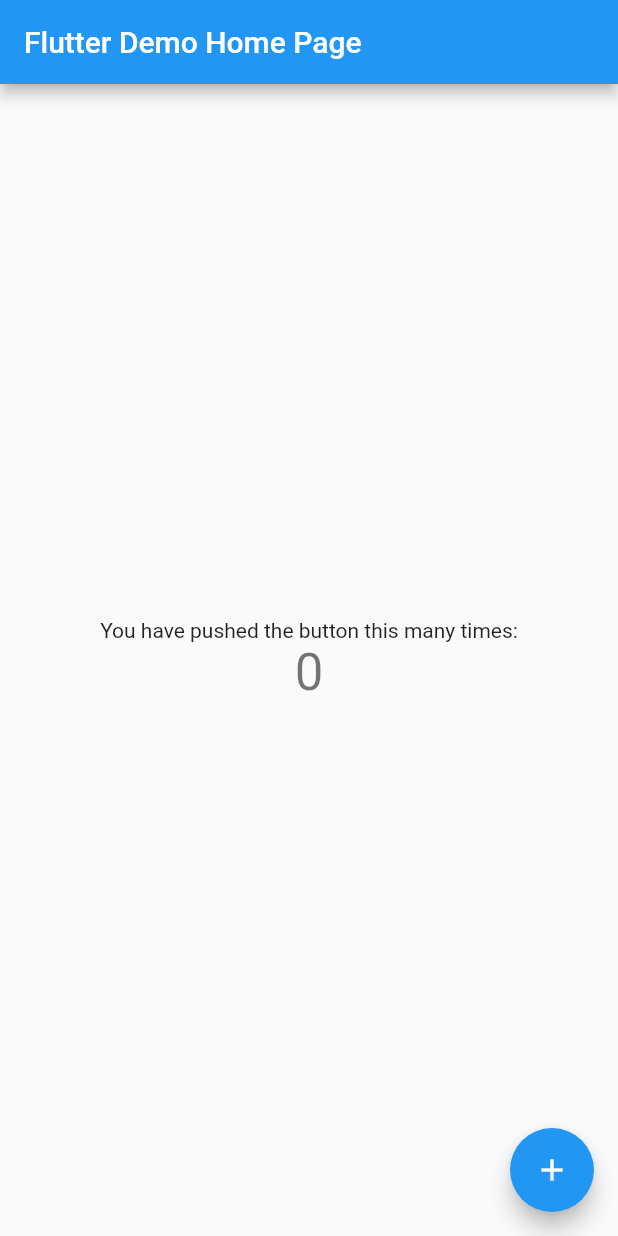
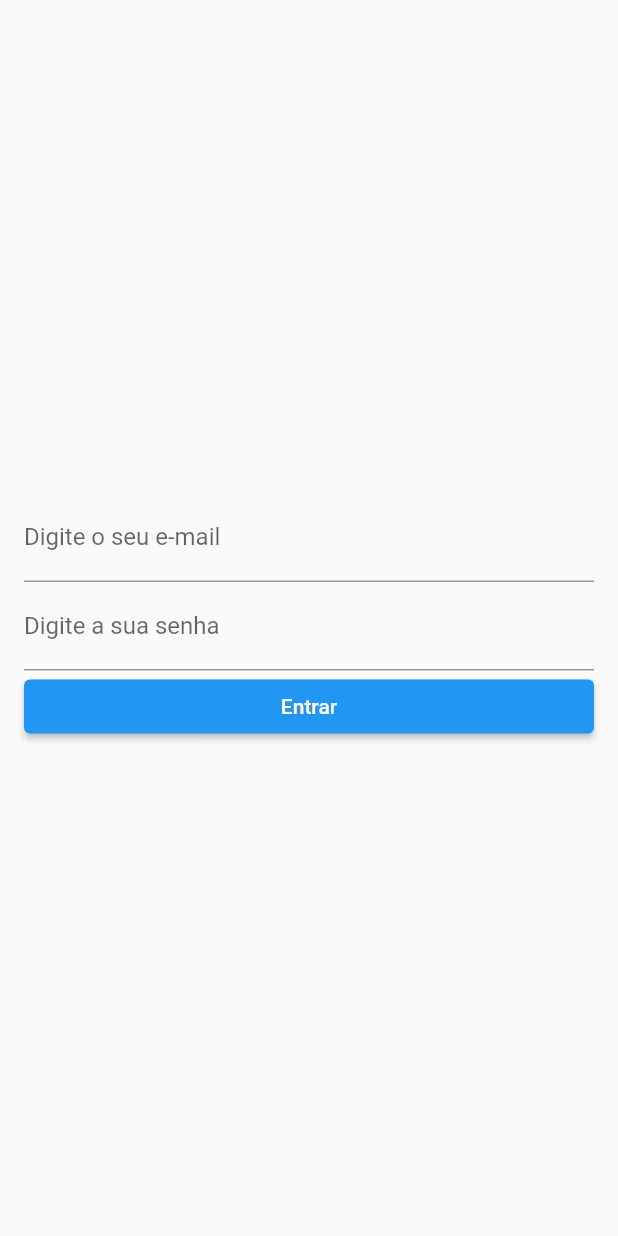
Before and after one commit to allandiegoasilva/flutter_auth, a Flutter app: the screen it shows after launch, on a phone screen of 412 x 824 dp. Run offline on Flutter 3.47's test engine with Material 2 defaults, Android fonts, the phone set to English and light mode, and no system bars; our stand-ins replace shared_preferences.

Commit message:
Projeto finalizado

```diff
--- a/lib/main.dart
+++ b/lib/main.dart
@@ -1,4 +1,6 @@
 import 'package:flutter/material.dart';
+import 'package:flutter_auth/pages/splashscreen_page.dart';
+
 
 void main() {
   runApp(const MyApp());
@@ -11,105 +13,12 @@ class MyApp extends StatelessWidget {
   @override
   Widget build(BuildContext context) {
     return MaterialApp(
-      title: 'Flutter Demo',
+      title: 'Autenticação em Flutter',
+      debugShowCheckedModeBanner: false,
       theme: ThemeData(
-        // This is the theme of your application.
-        //
-        // Try running your application with "flutter run". You'll see the
-        // application has a blue toolbar. Then, without quitting the app, try
-        // changing the primarySwatch below to Colors.green and then invoke
-        // "hot reload" (press "r" in the console where you ran "flutter run",
-        // or simply save your changes to "hot reload" in a Flutter IDE).
-        // Notice that the counter didn't reset back to zero; the application
-        // is not restarted.
         primarySwatch: Colors.blue,
       ),
-      home: const MyHomePage(title: 'Flutter Demo Home Page'),
+      home: SplashScreen(),
     );
   }
 }
-
-class MyHomePage extends StatefulWidget {
-  const MyHomePage({Key? key, required this.title}) : super(key: key);
-
-  // This widget is the home page of your application. It is stateful, meaning
-  // that it has a State object (defined below) that contains fields that affect
-  // how it looks.
-
-  // This class is the configuration for the state. It holds the values (in this
-  // case the title) provided by the parent (in this case the App widget) and
-  // used by the build method of the State. Fields in a Widget subclass are
-  // always marked "final".
-
-  final String title;
-
-  @override
-  State<MyHomePage> createState() => _MyHomePageState();
-}
-
-class _MyHomePageState extends State<MyHomePage> {
-  int _counter = 0;
-
-  void _incrementCounter() {
-    setState(() {
-      // This call to setState tells the Flutter framework that something has
-      // changed in this State, which causes it to rerun the build method below
-      // so that the display can reflect the updated values. If we changed
-      // _counter without calling setState(), then the build method would not be
-      // called again, and so nothing would appear to happen.
-      _counter++;
-    });
-  }
-
-  @override
-  Widget build(BuildContext context) {
-    // This method is rerun every time setState is called, for instance as done
-    // by the _incrementCounter method above.
-    //
-    // The Flutter framework has been optimized to make rerunning build methods
-    // fast, so that you can just rebuild anything that needs updating rather
-    // than having to individually change instances of widgets.
-    return Scaffold(
-      appBar: AppBar(
-        // Here we take the value from the MyHomePage object that was created by
-        // the App.build method, and use it to set our appbar title.
-        title: Text(widget.title),
-      ),
-      body: Center(
-        // Center is a layout widget. It takes a single child and positions it
-        // in the middle of the parent.
-        child: Column(
-          // Column is also a layout widget. It takes a list of children and
-          // arranges them vertically. By default, it sizes itself to fit its
-          // children horizontally, and tries to be as tall as its parent.
-          //
-          // Invoke "debug painting" (press "p" in the console, choose the
-          // "Toggle Debug Paint" action from the Flutter Inspector in Android
-          // Studio, or the "Toggle Debug Paint" command in Visual Studio Code)
-          // to see the wireframe for each widget.
-          //
-          // Column has various properties to control how it sizes itself and
-          // how it positions its children. Here we use mainAxisAlignment to
-          // center the children vertically; the main axis here is the vertical
-          // axis because Columns are vertical (the cross axis would be
-          // horizontal).
-          mainAxisAlignment: MainAxisAlignment.center,
-          children: <Widget>[
-            const Text(
-              'You have pushed the button this many times:',
-            ),
-            Text(
-              '$_counter',
-              style: Theme.of(context).textTheme.headline4,
-            ),
-          ],
-        ),
-      ),
-      floatingActionButton: FloatingActionButton(
-        onPressed: _incrementCounter,
-        tooltip: 'Increment',
-        child: const Icon(Icons.add),
-      ), // This trailing comma makes auto-formatting nicer for build methods.
-    );
-  }
-}
--- /dev/null
+++ b/lib/pages/login_page.dart
@@ -0,0 +1,142 @@
+
+import 'dart:convert';
+
+import 'package:flutter/material.dart';
+import 'package:flutter_auth/pages/home_page.dart';
+import 'package:shared_preferences/shared_preferences.dart';
+import 'package:http/http.dart' as http;
+
+
+class LoginPage extends StatefulWidget {
+  const LoginPage({Key? key }) : super(key: key);
+
+  @override
+  _LoginPageState createState() => _LoginPageState();
+}
+
+
+class _LoginPageState extends State<LoginPage> {
+
+  final _formkey = GlobalKey<FormState>();
+  final _emailController = TextEditingController();
+  final _passwordController = TextEditingController();
+
+  @override
+  Widget build(BuildContext context) {
+    return Scaffold(
+      body: Form(
+        key: _formkey,
+        child: Center(
+          child: SingleChildScrollView(
+            padding: EdgeInsets.symmetric(
+              horizontal: 16
+            ),
+            child: Column(
+              crossAxisAlignment: CrossAxisAlignment.stretch,
+              children: [
+                TextFormField(
+
+                  controller: _emailController,
+                  keyboardType: TextInputType.emailAddress,
+                  decoration: InputDecoration(
+                    labelText: "Digite o seu e-mail"
+                  ),
+                  validator: (email) {
+
+                    if(email == null || email.isEmpty)
+                      return "Informe o e-mail.";
+
+                    else if(!RegExp(r"^[a-zA-Z0-9.a-zA-Z0-9.!#$%&'*+-/=?^_`{|}~]+@[a-zA-Z0-9]+\.[a-zA-Z]+").hasMatch(_emailController.text))
+                      return "Informe um e-mail válido.";
+
+                    return null;
+                  },
+                ),
+                TextFormField(
+                  controller: _passwordController,
+                  keyboardType: TextInputType.text,
+                  obscureText: true,
+                  decoration: InputDecoration(
+                    labelText: "Digite a sua senha"
+                  ),
+                  validator: (pass){
+                    if(pass == null || pass.isEmpty)
+                      return "Informe uma senha.";
+
+                    else if(pass.length < 6)
+                        return "Quantidade de caracteres inválidos.";
+
+                    return null;
+                  },
+                ),
+                ElevatedButton(onPressed: () async {
+
+                  FocusScopeNode currentFocus = FocusScope.of(context);
+
+                  // Verifica o estado atual do formulário perante as validações realizadas em
+                  // cada TextFormFIeld
+                  if(!_formkey.currentState!.validate())
+                    return;
+
+
+                  bool credentials_valid = await login();
+
+                  if(currentFocus.hasPrimaryFocus)
+                    currentFocus.unfocus();
+
+                  if(credentials_valid)
+                     Navigator.pushReplacement(context, MaterialPageRoute(builder: (context) => HomePage()));
+                  else{
+                    _passwordController.clear();
+
+                    ScaffoldMessenger.of(context).showSnackBar(snackBar);
+                  }
+                 }, child: Text("Entrar"), ),
+              ],
+            ),
+          ),
+        )
+      )
+    );
+  }
+
+  final snackBar = SnackBar(content: Text(
+      "E-mail ou Senha inválidos.", textAlign: TextAlign.center,
+    ),
+    backgroundColor: Colors.redAccent,
+  );
+
+  Future<bool> login() async {
+    SharedPreferences sharedePreferences = await SharedPreferences.getInstance();
+
+
+
+    // CREDENCIAIS FIXAS PARA TESTES. OBS: NUNCA FAZER ISSO PARA UM APP DE VDD.
+    String email = "test@email.com";
+    String senha = "123456";
+    String _token = "eyJhbGciOiJIUzI1NiIsInR5cCI6IkpXVCJ9.eyJlbWFpbCI6InRlc3RAZW1haWwuY29tIiwicGFzc3dvcmQiOiIxMjM0NTYiLCJuYW1lIjoiVGVzdGVyIiwiam9iIjoiU29mdHdhcmUgZW5naW5lciJ9.xnc9YpUHtakbQDdTG-Gxg78qZSwuc7jAbG6g7yqfxkM";
+
+    bool credentials_valid = _emailController.text == email && _passwordController.text == senha;
+
+    var url = Uri.parse("https://6307db283a2114bac76ce575.mockapi.io/users");
+    var response = await http.post(url,
+      body: {
+        "username": _emailController.text,
+        "password": _passwordController.text
+      }
+    );
+
+    if(response.statusCode == 200){
+
+      var data = jsonDecode(response.body);
+
+      print(data);
+    }
+
+    if(credentials_valid){
+      await sharedePreferences.setString("token", "Bearer $_token");
+    }
+
+    return credentials_valid;
+  }
+}
--- a/pubspec.yaml
+++ b/pubspec.yaml
@@ -34,6 +34,8 @@ dependencies:
   # The following adds the Cupertino Icons font to your application.
   # Use with the CupertinoIcons class for iOS style icons.
   cupertino_icons: ^1.0.2
+  shared_preferences: ^2.0.15
+  http: ^0.13.5
 
 dev_dependencies:
   flutter_test:
```
Also changed, not shown: lib/pages/home_page.dart (added, +39 -0 lines), lib/pages/splashscreen_page.dart (added, +48 -0 lines), pubspec.lock, 2 other files.
